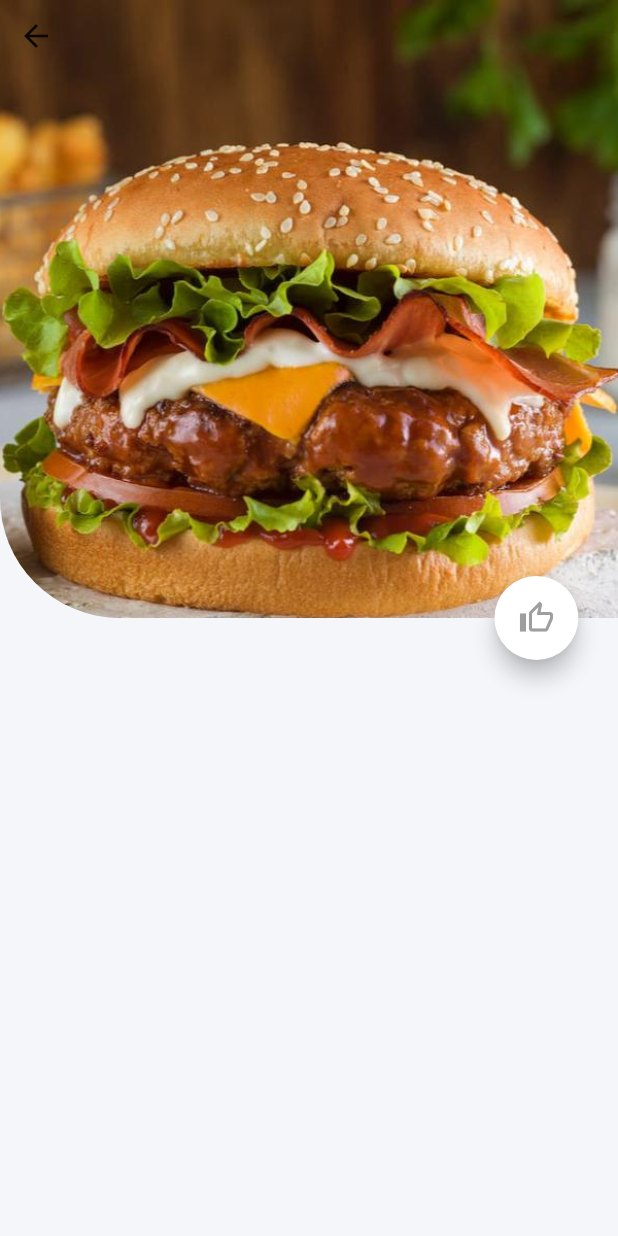
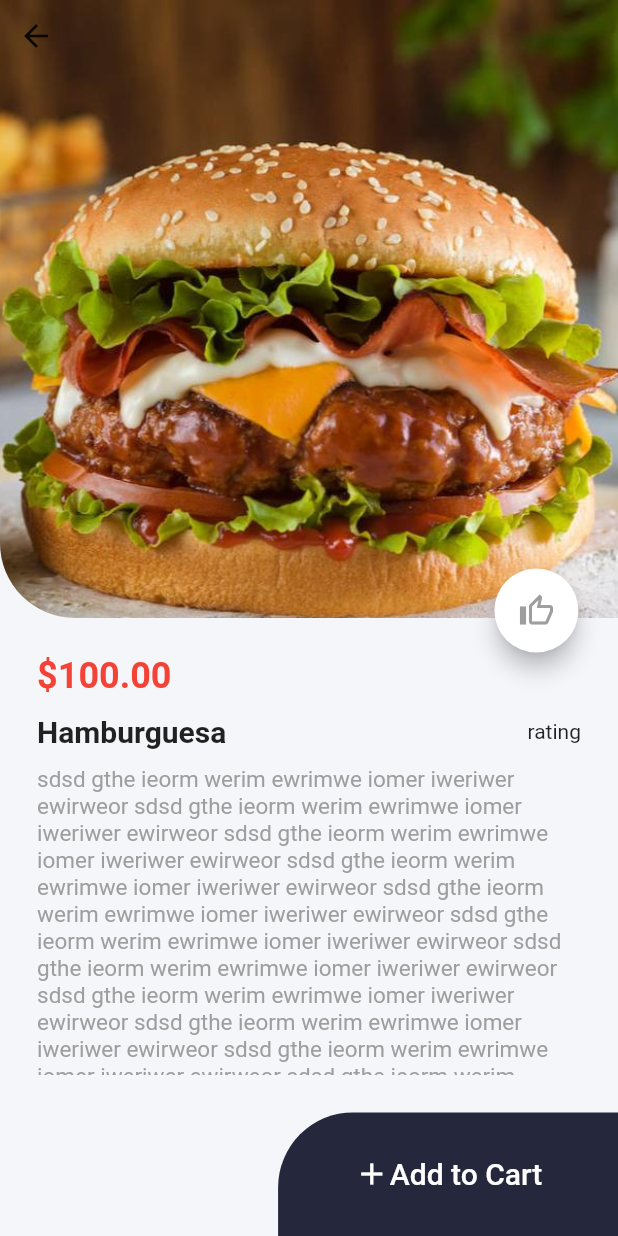
Before and after one commit to GuillermoPerez32/flutter_tohme_frontend, a Flutter app: the screen it shows after launch, after a tap on "Item Name", on a phone screen of 412 x 824 dp. Run offline on Flutter 3.47's test engine with Material 2 defaults, Android fonts, the phone set to English and light mode, and no system bars; our stand-ins replace bloc, freezed_annotation.

Commit message:
Finished detail page and added cart page

```diff
--- a/lib/main.dart
+++ b/lib/main.dart
@@ -1,7 +1,6 @@
 import 'package:flutter/material.dart';
-import 'package:flutter_bloc/flutter_bloc.dart';
+import 'package:tohome/presentation/pages/cart.dart';
 import 'package:tohome/presentation/styles/colors.dart';
-import 'package:tohome/presentation/styles/styles.dart';
 
 import 'presentation/pages/home.dart';
 
@@ -40,14 +39,15 @@ class MyApp extends StatelessWidget {
             fontSize: 25,
           ),
         ),
-        floatingActionButtonTheme: FloatingActionButtonThemeData(
+        floatingActionButtonTheme: const FloatingActionButtonThemeData(
           backgroundColor: primary,
         ),
       ),
       debugShowCheckedModeBanner: false,
       initialRoute: 'home',
       routes: <String, Widget Function(BuildContext)>{
-        'home': (conext) => const HomePage(),
+        '/': (conext) => const HomePage(),
+        'cart': (conext) => const CartPage(),
       },
     );
   }
--- a/lib/presentation/pages/home.dart
+++ b/lib/presentation/pages/home.dart
@@ -1,6 +1,5 @@
 import 'package:flutter/material.dart';
 import 'package:tohome/presentation/styles/colors.dart';
-import 'package:tohome/presentation/styles/styles.dart';
 import 'package:tohome/presentation/widgets/product_card_widget.dart';
 import 'package:tohome/presentation/widgets/products_catalog_widget.dart';
 
@@ -13,6 +12,7 @@ class HomePage extends StatelessWidget {
     return Scaffold(
       body: Column(
         mainAxisSize: MainAxisSize.max,
+        mainAxisAlignment: MainAxisAlignment.spaceBetween,
         crossAxisAlignment: CrossAxisAlignment.start,
         children: [
           const _MyAppBar(),
@@ -24,17 +24,17 @@ class HomePage extends StatelessWidget {
                 const SizedBox(height: 10),
                 SearchAndCart(),
                 const SizedBox(height: 10),
-                _TitleText('Explorar'),
+                const _TitleText('Explorar'),
                 const SizedBox(height: 10),
               ],
             ),
           ),
           const ProductsCatalog(),
           Padding(
-            padding: EdgeInsets.symmetric(vertical: 8.0, horizontal: 20),
+            padding: const EdgeInsets.symmetric(vertical: 8.0, horizontal: 20),
             child: Column(
               crossAxisAlignment: CrossAxisAlignment.start,
-              children: [
+              children: const [
                 _TitleText('Best Selled'),
                 ProductCard(
                   imgRoute: 'assets/hamburguesa.jpg',
--- a/lib/presentation/pages/product_detail.dart
+++ b/lib/presentation/pages/product_detail.dart
@@ -1,4 +1,6 @@
 import 'package:flutter/material.dart';
+import 'package:tohome/presentation/styles/colors.dart';
+import 'package:tohome/presentation/styles/styles.dart';
 
 class ProductDetailPage extends StatelessWidget {
   final String imgRoute;
@@ -14,7 +16,8 @@ class ProductDetailPage extends StatelessWidget {
   Widget build(BuildContext context) {
     final Size _screenSize = MediaQuery.of(context).size;
     return Scaffold(
-      body: ListView(
+      body: Column(
+        mainAxisSize: MainAxisSize.max,
         children: [
           Stack(
             children: [
@@ -29,7 +32,7 @@ class ProductDetailPage extends StatelessWidget {
   }
 }
 
-class _LikeButton extends StatelessWidget {
+class _LikeButton extends StatefulWidget {
   const _LikeButton({
     Key? key,
     required Size screenSize,
@@ -39,15 +42,26 @@ class _LikeButton extends StatelessWidget {
   final Size _screenSize;
 
   @override
+  State<_LikeButton> createState() => _LikeButtonState();
+}
+
+class _LikeButtonState extends State<_LikeButton> {
+  bool liked = false;
+
+  @override
   Widget build(BuildContext context) {
     return Positioned(
-      left: _screenSize.width * .8,
-      height: _screenSize.height,
+      left: widget._screenSize.width * .8,
+      top: widget._screenSize.height * .46,
       child: FloatingActionButton(
-        onPressed: () {},
+        onPressed: () => setState(
+          () {
+            liked = !liked;
+          },
+        ),
         child: Icon(
-          Icons.thumb_up_alt_outlined,
-          color: Colors.grey,
+          !liked ? Icons.thumb_up_alt_outlined : Icons.thumb_up_alt_sharp,
+          color: !liked ? Colors.grey : Colors.red,
         ),
         backgroundColor: Colors.white,
       ),
@@ -73,11 +87,153 @@ class _Body extends StatelessWidget {
     return Column(
       mainAxisSize: MainAxisSize.max,
       children: [
-        Hero(
+        _ProductImage(imgRoute: imgRoute, screenSize: _screenSize, id: id),
+        _ProductDescription(screenSize: _screenSize),
+        _BottomButton(screenSize: _screenSize),
+      ],
+    );
+  }
+}
+
+class _BottomButton extends StatelessWidget {
+  const _BottomButton({
+    Key? key,
+    required Size screenSize,
+  })  : _screenSize = screenSize,
+        super(key: key);
+
+  final Size _screenSize;
+
+  @override
+  Widget build(BuildContext context) {
+    return Row(
+      crossAxisAlignment: CrossAxisAlignment.end,
+      mainAxisAlignment: MainAxisAlignment.end,
+      children: [
+        SizedBox(
+          height: _screenSize.height * .1,
+          width: _screenSize.width * .55,
+          child: TextButton(
+            onPressed: () {},
+            child: Row(
+              mainAxisAlignment: MainAxisAlignment.center,
+              children: [
+                Icon(
+                  Icons.add,
+                  color: Colors.white,
+                ),
+                Text(
+                  'Add to Cart',
+                  style: Theme.of(context).textTheme.headline6?.copyWith(
+                        color: Colors.white,
+                      ),
+                ),
+              ],
+            ),
+            style: TextButton.styleFrom(
+              minimumSize: Size.infinite,
+              backgroundColor: primary,
+              shape: RoundedRectangleBorder(
+                borderRadius: BorderRadius.only(
+                  topLeft: Radius.circular(50),
+                ),
+              ),
+            ),
+          ),
+        ),
+      ],
+    );
+  }
+}
+
+class _ProductDescription extends StatelessWidget {
+  const _ProductDescription({
+    Key? key,
+    required Size screenSize,
+  })  : _screenSize = screenSize,
+        super(key: key);
+
+  final Size _screenSize;
+
+  @override
+  Widget build(BuildContext context) {
+    return SizedBox(
+      height: _screenSize.height * .4,
+      child: Padding(
+        padding: EdgeInsets.all(_screenSize.height * .03),
+        child: Column(
+          crossAxisAlignment: CrossAxisAlignment.start,
+          mainAxisSize: MainAxisSize.max,
+          mainAxisAlignment: MainAxisAlignment.spaceBetween,
+          children: [
+            Text(
+              '\$100.00',
+              style: Theme.of(context).textTheme.headline5?.copyWith(
+                    fontWeight: FontWeight.bold,
+                    color: Colors.red,
+                  ),
+            ),
+            Row(
+              mainAxisAlignment: MainAxisAlignment.spaceBetween,
+              children: [
+                Text(
+                  'Hamburguesa',
+                  style: Theme.of(context).textTheme.headline6?.copyWith(
+                        fontWeight: FontWeight.bold,
+                      ),
+                ),
+                _Rating(),
+              ],
+            ),
+            SizedBox(
+              height: _screenSize.height * .25,
+              child: ListView(
+                children: [
+                  Text(
+                    'sdsd gthe ieorm werim ewrimwe iomer iweriwer ewirweor sdsd gthe ieorm werim ewrimwe iomer iweriwer ewirweor sdsd gthe ieorm werim ewrimwe iomer iweriwer ewirweor sdsd gthe ieorm werim ewrimwe iomer iweriwer ewirweor sdsd gthe ieorm werim ewrimwe iomer iweriwer ewirweor sdsd gthe ieorm werim ewrimwe iomer iweriwer ewirweor sdsd gthe ieorm werim ewrimwe iomer iweriwer ewirweor sdsd gthe ieorm werim ewrimwe iomer iweriwer ewirweor sdsd gthe ieorm werim ewrimwe iomer iweriwer ewirweor sdsd gthe ieorm werim ewrimwe iomer iweriwer ewirweor sdsd gthe ieorm werim ewrimwe iomer iweriwer ewirweor sdsd gthe ieorm werim ewrimwe iomer iweriwer ewirweor sdsd gthe ieorm werim ewrimwe iomer iweriwer ewirweor sdsd gthe ieorm werim ewrimwe iomer iweriwer ewirweor sdsd gthe ieorm werim ewrimwe iomer iweriwer ewirweor sdsd gthe ieorm werim ewrimwe iomer iweriwer ewirweor sdsd gthe ieorm werim ewrimwe iomer iweriwer ewirweor sdsd gthe ieorm werim ewrimwe iomer iweriwer ewirweor sdsd gthe ieorm werim ewrimwe iomer iweriwer ewirweor sdsd gthe ieorm werim ewrimwe iomer iweriwer ewirweor sdsd gthe ieorm werim ewrimwe iomer iweriwer ewirweor sdsd gthe ieorm werim ewrimwe iomer iweriwer ewirweor sdsd gthe ieorm werim ewrimwe iomer iweriwer ewirweor ',
+                    style: descriptionStyle,
+                  ),
+                ],
+              ),
+            ),
+          ],
+        ),
+      ),
+    );
+  }
+}
+
+class _Rating extends StatelessWidget {
+  const _Rating({
+    Key? key,
+  }) : super(key: key);
+
+  @override
+  Widget build(BuildContext context) {
+    return Text('rating');
+  }
+}
+
+class _ProductImage extends StatelessWidget {
+  const _ProductImage({
+    Key? key,
+    required this.imgRoute,
+    required Size screenSize,
+    required this.id,
+  })  : _screenSize = screenSize,
+        super(key: key);
+
+  final String imgRoute;
+  final Size _screenSize;
+  final String id;
+
+  @override
+  Widget build(BuildContext context) {
+    return Hero(
       child: ClipRRect(
         borderRadius: BorderRadius.only(
           bottomLeft: Radius.circular(
-                80,
+            50,
           ),
         ),
         child: Image(
@@ -88,11 +244,6 @@ class _Body extends StatelessWidget {
         ),
       ),
       tag: id,
-        ),
-        SizedBox(
-          height: _screenSize.height * .5,
-        )
-      ],
     );
   }
 }
--- a/lib/presentation/widgets/category_swiper.dart
+++ b/lib/presentation/widgets/category_swiper.dart
@@ -1,5 +1,4 @@
 import 'package:flutter/material.dart';
-import 'package:flutter_bloc/flutter_bloc.dart';
 
 import '../../data/models/product.dart';
 
--- a/lib/presentation/widgets/product_card_widget.dart
+++ b/lib/presentation/widgets/product_card_widget.dart
@@ -32,11 +32,9 @@ class ProductCard extends StatelessWidget {
         child: direction == Axis.vertical
             ? SizedBox(
                 width: pageViewSize * .75,
-                child: _MyCard(),
+                child: _myCard(),
               )
-            : Expanded(
-                child: _MyCard(),
-              ),
+            : _myCard(),
       ),
     );
   }
@@ -61,7 +59,7 @@ class ProductCard extends StatelessWidget {
           child: Column(
             mainAxisSize: MainAxisSize.max,
             mainAxisAlignment: MainAxisAlignment.end,
-            children: [
+            children: const [
               Text(
                 'Item Name',
                 style: cardTitleStyle,
@@ -77,7 +75,7 @@ class ProductCard extends StatelessWidget {
         ),
       ];
 
-  _MyCard() => Card(
+  _myCard() => Card(
         margin: const EdgeInsets.symmetric(horizontal: 10),
         clipBehavior: Clip.antiAliasWithSaveLayer,
         elevation: 7,
--- a/lib/presentation/widgets/products_catalog_widget.dart
+++ b/lib/presentation/widgets/products_catalog_widget.dart
@@ -1,5 +1,3 @@
-import 'dart:io';
-
 import 'package:flutter/material.dart';
 
 import 'package:tohome/data/models/product.dart';
--- a/lib/presentation/widgets/search_settings_widget.dart
+++ b/lib/presentation/widgets/search_settings_widget.dart
@@ -28,22 +28,20 @@ class SearchAndCart extends StatelessWidget {
               color: Colors.white,
               child: TextField(
                 controller: _searchController,
-                onChanged: (value) {
-                  print(value);
-                },
+                onChanged: (value) {},
                 decoration: InputDecoration(
                   hintText: "Buscar...",
-                  suffix: IconButton(
+                  prefixIcon: const Icon(
+                    Icons.search,
+                    color: Color.fromARGB(255, 16, 16, 22),
+                  ),
+                  suffixIcon: IconButton(
                     onPressed: () => _searchController.text = '',
-                    icon: Icon(
+                    icon: const Icon(
                       Icons.clear,
                     ),
                   ),
-                  prefixIcon: Icon(
-                    Icons.search,
-                    color: Color.fromARGB(255, 16, 16, 22),
-                  ),
-                  border: OutlineInputBorder(
+                  border: const OutlineInputBorder(
                     borderSide: BorderSide.none,
                   ),
                 ),
@@ -52,7 +50,7 @@ class SearchAndCart extends StatelessWidget {
           ),
           const SizedBox(width: 10),
           IconButton(
-            onPressed: () {},
+            onPressed: () => Navigator.of(context).pushNamed('cart'),
             icon: const Icon(Icons.shopping_cart_outlined),
           ),
         ],
```
Lines whose indentation alone changed are shown as unchanged.
